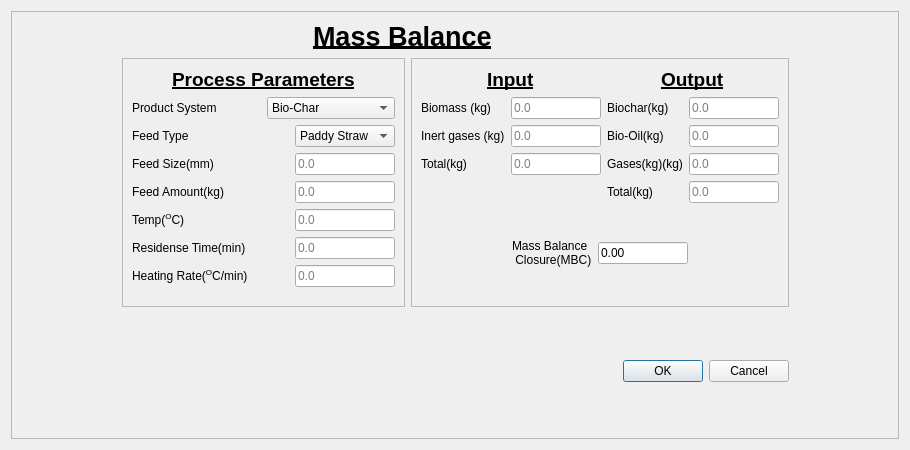
SparkAbhi/LCA-of-biochar-repositry, file src/massBalance/massBalanceDataEntryDialog.ui: the form before one commit.
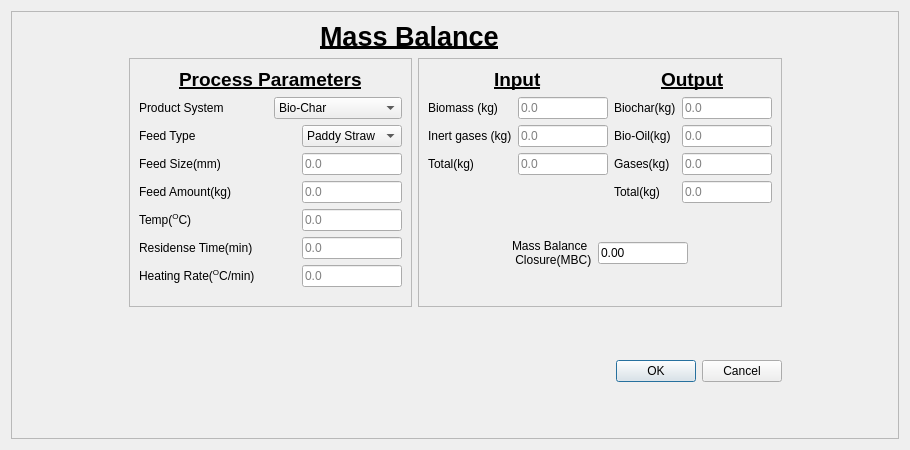
The form after the commit.

Commit message: Updated gui and mass balance autofill biomass from feed amount

The edit to the form file:
```diff
--- a/src/massBalance/massBalanceDataEntryDialog.ui
+++ b/src/massBalance/massBalanceDataEntryDialog.ui
@@ -692,7 +692,7 @@
                <item>
                 <widget class="QLabel" name="label_35">
                  <property name="text">
-                  <string>Gases(kg)(kg)</string>
+                  <string>Gases(kg)</string>
                  </property>
                 </widget>
                </item>
```
Left out of the diff: 2 changed lines with no effect on the pictures. The commit also changes 6 other files.
